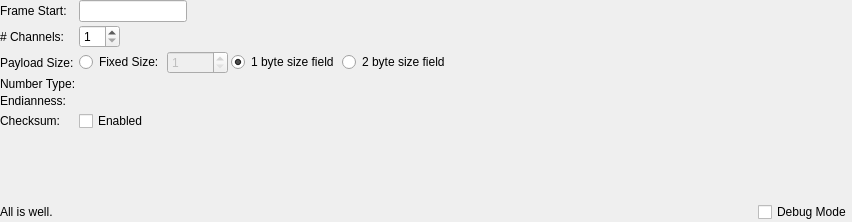
Before: the Qt Designer form src/complexframedreadersettings.ui in bioliberty/serialplot, drawn with Qt 5.
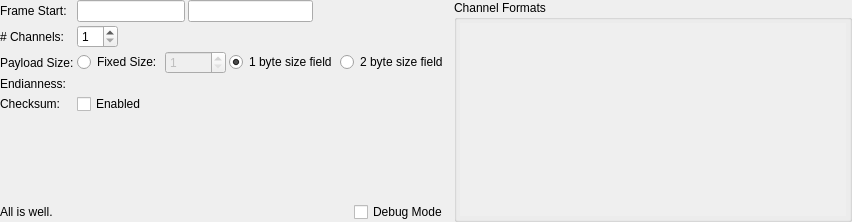
After: the same form once the commit is applied. Custom widgets are drawn as their Qt base class.

Commit message:
Feature/fir 479 serplot custom binary format (#1)
* added an "ascii" view of the frame start message

* fixed format of the ascii box

* paths added to build script

cmake
anaconda (for `sed`)

* an enter in ascii or hex now in frame start

* added new number format "pad"

* added ui/settings for multiple 'type' data

* code for reading in frame with varying data types

* added ini file to git to track changes

* reduced severity levels and verbosity of some debug printing

* more debug verbage

* docs

* added default record fn and appened timestamp

The edit to the form file:
```diff
--- a/src/complexframedreadersettings.ui
+++ b/src/complexframedreadersettings.ui
@@ -13,34 +13,68 @@
   <property name="windowTitle">
    <string>Form</string>
   </property>
+  <layout class="QHBoxLayout" name="horizontalLayout_main">
+   <property name="spacing">
+    <number>6</number>
+   </property>
+   <property name="leftMargin">
+    <number>0</number>
+   </property>
+   <property name="topMargin">
+    <number>0</number>
+   </property>
+   <property name="rightMargin">
+    <number>0</number>
+   </property>
+   <property name="bottomMargin">
+    <number>0</number>
+   </property>
+   <item>
   <layout class="QVBoxLayout" name="verticalLayout">
    <property name="spacing">
     <number>3</number>
    </property>
-   <property name="leftMargin">
-    <number>0</number>
-   </property>
-   <property name="topMargin">
-    <number>0</number>
-   </property>
-   <property name="rightMargin">
-    <number>0</number>
-   </property>
-   <property name="bottomMargin">
-    <number>0</number>
-   </property>
    <item>
     <layout class="QFormLayout" name="formLayout">
      <property name="fieldGrowthPolicy">
       <enum>QFormLayout::FieldsStayAtSizeHint</enum>
      </property>
+       <item row="0" column="0">
+        <widget class="QLabel" name="label">
+         <property name="text">
+          <string>Frame Start:</string>
+         </property>
+        </widget>
+       </item>
      <item row="0" column="1">
+        <layout class="QHBoxLayout" name="horizontalLayout_syncword">
+         <item>
       <widget class="CommandEdit" name="leSyncWord">
        <property name="toolTip">
         <string>Enter the 'Frame Start' bytes in hexadecimal.</string>
        </property>
       </widget>
      </item>
+         <item>
+          <widget class="QLineEdit" name="lblSyncWordAscii">
+           <property name="text">
+            <string/>
+           </property>
+           <property name="toolTip">
+            <string>ASCII representation of Frame Start bytes (editable)</string>
+           </property>
+           <property name="font">
+            <font>
+             <family>Courier New</family>
+            </font>
+           </property>
+           <property name="alignment">
+            <set>Qt::AlignCenter</set>
+           </property>
+          </widget>
+         </item>
+        </layout>
+       </item>
      <item row="1" column="0">
       <widget class="QLabel" name="label_2">
        <property name="toolTip">
@@ -125,26 +159,6 @@
       </layout>
      </item>
      <item row="3" column="0">
-      <widget class="QLabel" name="label_4">
-       <property name="toolTip">
-        <string/>
-       </property>
-       <property name="text">
-        <string>Number Type:</string>
-       </property>
-      </widget>
-     </item>
-     <item row="3" column="1">
-      <widget class="NumberFormatBox" name="nfBox" native="true">
-       <property name="sizePolicy">
-        <sizepolicy hsizetype="Preferred" vsizetype="Preferred">
-         <horstretch>0</horstretch>
-         <verstretch>0</verstretch>
-        </sizepolicy>
-       </property>
-      </widget>
-     </item>
-     <item row="4" column="0">
       <widget class="QLabel" name="label_5">
        <property name="toolTip">
         <string>Byte Order</string>
@@ -154,17 +168,17 @@
        </property>
       </widget>
      </item>
-     <item row="4" column="1">
+       <item row="3" column="1">
       <widget class="EndiannessBox" name="endiBox" native="true"/>
      </item>
-     <item row="5" column="0">
+       <item row="4" column="0">
       <widget class="QLabel" name="label_6">
        <property name="text">
         <string>Checksum:</string>
        </property>
       </widget>
      </item>
-     <item row="5" column="1">
+       <item row="4" column="1">
       <widget class="QCheckBox" name="cbChecksum">
        <property name="toolTip">
         <string>Last byte of the frame is checksum.</string>
@@ -174,13 +188,6 @@
        </property>
       </widget>
      </item>
-     <item row="0" column="0">
-      <widget class="QLabel" name="label">
-       <property name="text">
-        <string>Frame Start:</string>
-       </property>
-      </widget>
-     </item>
     </layout>
    </item>
    <item>
@@ -222,6 +229,72 @@
       </widget>
      </item>
     </layout>
+     </item>
+    </layout>
+   </item>
+   <item>
+    <widget class="QGroupBox" name="groupBoxFormats">
+     <property name="sizePolicy">
+      <sizepolicy hsizetype="Expanding" vsizetype="Preferred">
+       <horstretch>1</horstretch>
+       <verstretch>0</verstretch>
+      </sizepolicy>
+     </property>
+     <property name="title">
+      <string>Channel Formats</string>
+     </property>
+     <layout class="QVBoxLayout" name="verticalLayout_2">
+      <property name="spacing">
+       <number>0</number>
+      </property>
+      <property name="leftMargin">
+       <number>3</number>
+      </property>
+      <property name="topMargin">
+       <number>3</number>
+      </property>
+      <property name="rightMargin">
+       <number>3</number>
+      </property>
+      <property name="bottomMargin">
+       <number>3</number>
+      </property>
+      <item>
+       <widget class="QScrollArea" name="scrollAreaFormats">
+        <property name="frameShape">
+         <enum>QFrame::NoFrame</enum>
+        </property>
+        <property name="widgetResizable">
+         <bool>true</bool>
+        </property>
+        <widget class="QWidget" name="scrollAreaWidgetContents">
+         <property name="geometry">
+          <rect>
+           <x>0</x>
+           <y>0</y>
+           <width>100</width>
+           <height>100</height>
+          </rect>
+         </property>
+         <layout class="QVBoxLayout" name="formatsLayout">
+          <property name="leftMargin">
+           <number>0</number>
+          </property>
+          <property name="topMargin">
+           <number>0</number>
+          </property>
+          <property name="rightMargin">
+           <number>0</number>
+          </property>
+          <property name="bottomMargin">
+           <number>0</number>
+          </property>
+         </layout>
+        </widget>
+       </widget>
+      </item>
+     </layout>
+    </widget>
    </item>
   </layout>
  </widget>
```
Lines whose indentation alone changed are shown as unchanged. The commit also changes 17 other files.
